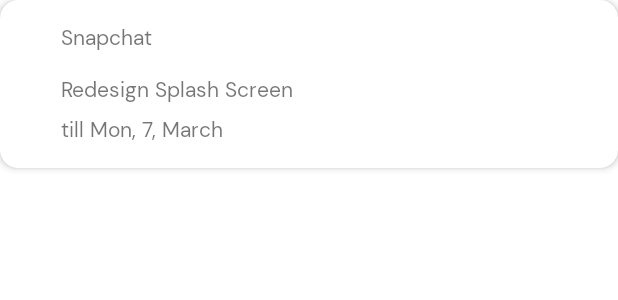
After one commit to abulnes16/purr-todo-app, an Android app: the layout task_list_item.xml on its own in the app's theme, with its tools: preview values and no code run, on a phone screen of 412 x 824 dp. The commit adds this screen. Shown: the top 300 px of the screen. Run offline under Robolectric (Android 15) with nearby library versions, the phone set to English and light mode, and no system bars.

Commit message:
Layout task list item and change some values that aren't used

```diff
--- a/app/build.gradle
+++ b/app/build.gradle
@@ -46,4 +46,7 @@ dependencies {
     implementation "androidx.navigation:navigation-fragment-ktx:$nav_version"
     implementation "androidx.navigation:navigation-ui-ktx:$nav_version"
 
+    // Third party libraries
+    implementation 'de.hdodenhof:circleimageview:3.1.0'
+
 }
--- a/app/src/main/res/layout/fragment_home.xml
+++ b/app/src/main/res/layout/fragment_home.xml
@@ -37,7 +37,7 @@
             app:layout_constraintStart_toStartOf="@+id/txt_welcome"
             app:layout_constraintTop_toBottomOf="@+id/txt_welcome" />
 
-        <ImageView
+        <de.hdodenhof.circleimageview.CircleImageView
             android:id="@+id/img_user"
             android:layout_width="48dp"
             android:layout_height="42dp"
--- /dev/null
+++ b/app/src/main/res/layout/task_list_item.xml
@@ -0,0 +1,62 @@
+<?xml version="1.0" encoding="utf-8"?>
+<androidx.constraintlayout.widget.ConstraintLayout xmlns:android="http://schemas.android.com/apk/res/android"
+    xmlns:app="http://schemas.android.com/apk/res-auto"
+    xmlns:tools="http://schemas.android.com/tools"
+    android:layout_width="match_parent"
+    android:layout_height="match_parent">
+
+    <com.google.android.material.card.MaterialCardView
+        android:layout_width="0dp"
+        android:layout_height="wrap_content"
+        app:cardCornerRadius="12dp"
+        app:cardElevation="3dp"
+        app:layout_constraintEnd_toEndOf="parent"
+        app:layout_constraintStart_toStartOf="parent"
+        app:layout_constraintTop_toTopOf="parent">
+
+        <androidx.constraintlayout.widget.ConstraintLayout
+            android:layout_width="match_parent"
+            android:layout_height="match_parent">
+
+            <TextView
+                android:id="@+id/txt_project_title"
+                android:layout_width="wrap_content"
+                android:layout_height="wrap_content"
+                android:layout_marginStart="16dp"
+                android:layout_marginTop="16dp"
+                app:layout_constraintEnd_toEndOf="parent"
+                app:layout_constraintHorizontal_bias="0.074"
+                app:layout_constraintStart_toStartOf="parent"
+                app:layout_constraintTop_toTopOf="parent"
+                tools:text="Snapchat" />
+
+            <TextView
+                android:id="@+id/txt_task_name"
+                android:layout_width="wrap_content"
+                android:layout_height="wrap_content"
+                android:layout_marginStart="16dp"
+                android:layout_marginTop="16dp"
+                app:layout_constraintEnd_toEndOf="parent"
+                app:layout_constraintHorizontal_bias="0.101"
+                app:layout_constraintStart_toStartOf="parent"
+                app:layout_constraintTop_toBottomOf="@+id/txt_project_title"
+                tools:text="Redesign Splash Screen" />
+
+            <TextView
+                android:id="@+id/txt_task_deadline"
+                android:layout_width="wrap_content"
+                android:layout_height="wrap_content"
+                android:layout_marginStart="16dp"
+                android:layout_marginTop="8dp"
+                android:layout_marginBottom="16dp"
+                app:layout_constraintBottom_toBottomOf="parent"
+                app:layout_constraintEnd_toEndOf="parent"
+                app:layout_constraintHorizontal_bias="0.085"
+                app:layout_constraintStart_toStartOf="parent"
+                app:layout_constraintTop_toBottomOf="@+id/txt_task_name"
+                app:layout_constraintVertical_bias="1.0"
+                tools:text="till Mon, 7, March" />
+        </androidx.constraintlayout.widget.ConstraintLayout>
+    </com.google.android.material.card.MaterialCardView>
+
+</androidx.constraintlayout.widget.ConstraintLayout>
--- a/app/src/main/res/values-night/themes.xml
+++ b/app/src/main/res/values-night/themes.xml
@@ -5,11 +5,11 @@
         <item name="android:fontFamily">@font/dm_sans</item>
         <!-- Primary brand color. -->
         <item name="colorPrimary">@color/primary</item>
-        <item name="colorPrimaryVariant">@color/purple_700</item>
+
         <item name="colorOnPrimary">@color/black</item>
         <!-- Secondary brand color. -->
         <item name="colorSecondary">@color/secondary</item>
-        <item name="colorSecondaryVariant">@color/teal_200</item>
+
         <item name="colorOnSecondary">@color/black</item>
         <!-- Status bar color. -->
         <item name="android:statusBarColor">@color/black</item>
--- a/app/src/main/res/values/colors.xml
+++ b/app/src/main/res/values/colors.xml
@@ -1,10 +1,5 @@
 <?xml version="1.0" encoding="utf-8"?>
 <resources>
-    <color name="purple_200">#FFBB86FC</color>
-    <color name="purple_500">#FF6200EE</color>
-    <color name="purple_700">#FF3700B3</color>
-    <color name="teal_200">#FF03DAC5</color>
-    <color name="teal_700">#FF018786</color>
     <color name="black">#FF000000</color>
     <color name="white">#FFFFFFFF</color>
     <color name="primary">#064F60</color>
--- a/app/src/main/res/values/strings.xml
+++ b/app/src/main/res/values/strings.xml
@@ -15,8 +15,6 @@
     <string name="good_afternoon">Good afternoon</string>
     <string name="add_task">Add task</string>
     <string name="edit_task">Edit task</string>
-    <!-- TODO: Remove or change this placeholder text -->
-    <string name="hello_blank_fragment">Hello blank fragment</string>
     <string name="user_profile_picture">User profile picture</string>
     <string name="friend">Friend</string>
     <string name="empty_task">0</string>
```
